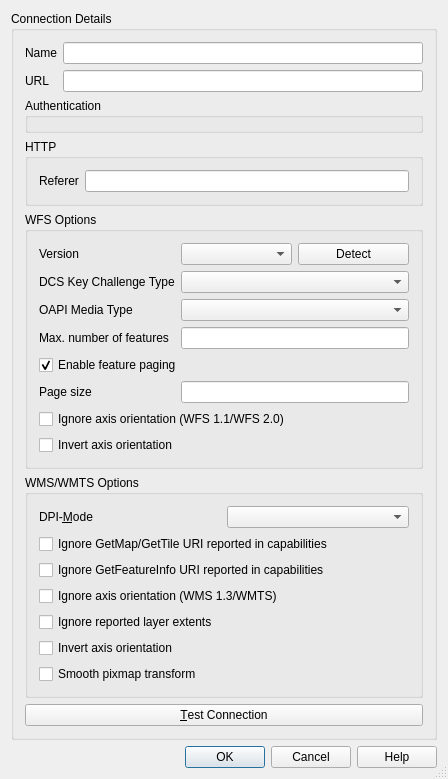
ogc-leedahl/QGIS, file src/ui/qgsnewhttpconnectionbase.ui: the form before one commit.
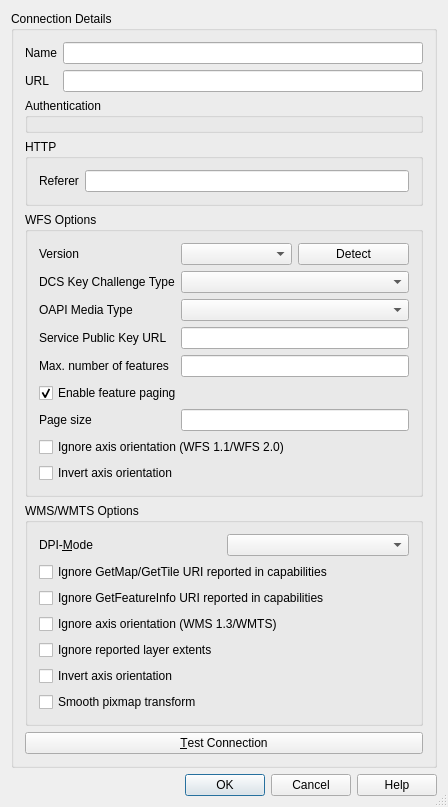
The form after the commit. Custom widgets are drawn as their Qt base class.

Diff of the .ui file:
```diff
--- a/src/ui/qgsnewhttpconnectionbase.ui
+++ b/src/ui/qgsnewhttpconnectionbase.ui
@@ -204,20 +204,34 @@
           <widget class="QComboBox" name="cmbMediaType"/>
          </item>
          <item row="3" column="0">
+          <widget class="QLabel" name="lblPublicKeyUrl">
+           <property name="text">
+            <string>Service Public Key URL</string>
+           </property>
+          </widget>
+         </item>
+         <item row="3" column="1" colspan="2">
+          <widget class="QLineEdit" name="txtPublicKeyUrl">
+           <property name="toolTip">
+            <string>&lt;html&gt;&lt;head/&gt;&lt;body&gt;&lt;p&gt;Enter the URL to the PEM file containing the Public Key of the service.  The public key is used for signature verification on JWS responses.&lt;/p&gt;&lt;/body&gt;&lt;/html&gt;</string>
+           </property>
+          </widget>
+         </item>
+         <item row="4" column="0">
           <widget class="QLabel" name="lblMaxNumFeatures">
            <property name="text">
             <string>Max. number of features</string>
            </property>
           </widget>
          </item>
-         <item row="3" column="1" colspan="2">
+         <item row="4" column="1" colspan="2">
           <widget class="QLineEdit" name="txtMaxNumFeatures">
            <property name="toolTip">
             <string>&lt;html&gt;&lt;head/&gt;&lt;body&gt;&lt;p&gt;Enter a number to limit the maximum number of features retrieved per feature request. If let to empty, no limit is set.&lt;/p&gt;&lt;/body&gt;&lt;/html&gt;</string>
            </property>
           </widget>
          </item>
-         <item row="4" column="0" colspan="3">
+         <item row="5" column="0" colspan="3">
           <widget class="QCheckBox" name="cbxWfsFeaturePaging">
            <property name="text">
             <string>Enable feature paging</string>
@@ -227,28 +241,28 @@
            </property>
           </widget>
          </item>
-         <item row="5" column="0">
+         <item row="6" column="0">
           <widget class="QLabel" name="lblPageSize">
            <property name="text">
             <string>Page size</string>
            </property>
           </widget>
          </item>
-         <item row="5" column="1" colspan="2">
+         <item row="6" column="1" colspan="2">
           <widget class="QLineEdit" name="txtPageSize">
            <property name="toolTip">
             <string>&lt;html&gt;&lt;head/&gt;&lt;body&gt;&lt;p&gt;Enter a number to limit the maximum number of features retrieved in a single GetFeature request when paging is enabled. If let to empty, server default will apply.&lt;/p&gt;&lt;/body&gt;&lt;/html&gt;</string>
            </property>
           </widget>
          </item>
-         <item row="6" column="0" colspan="3">
+         <item row="7" column="0" colspan="3">
           <widget class="QCheckBox" name="cbxWfsIgnoreAxisOrientation">
            <property name="text">
             <string>Ignore axis orientation (WFS 1.1/WFS 2.0)</string>
            </property>
           </widget>
          </item>
-         <item row="7" column="0" colspan="3">
+         <item row="8" column="0" colspan="3">
           <widget class="QCheckBox" name="cbxWfsInvertAxisOrientation">
            <property name="text">
             <string>Invert axis orientation</string>
```
Left out of the diff: 1 changed line with no effect on the pictures.
